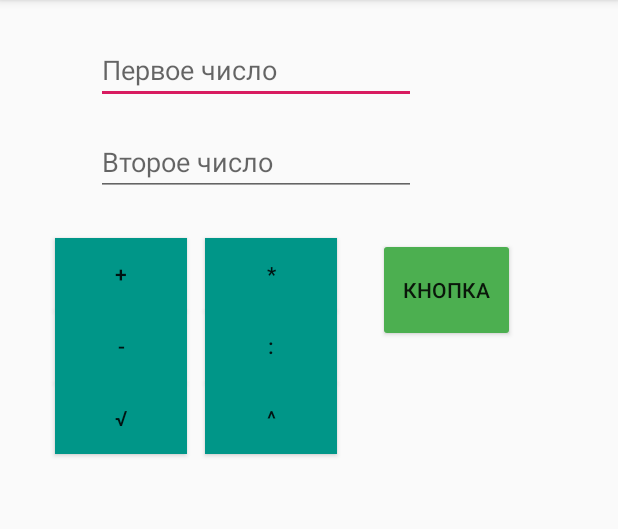
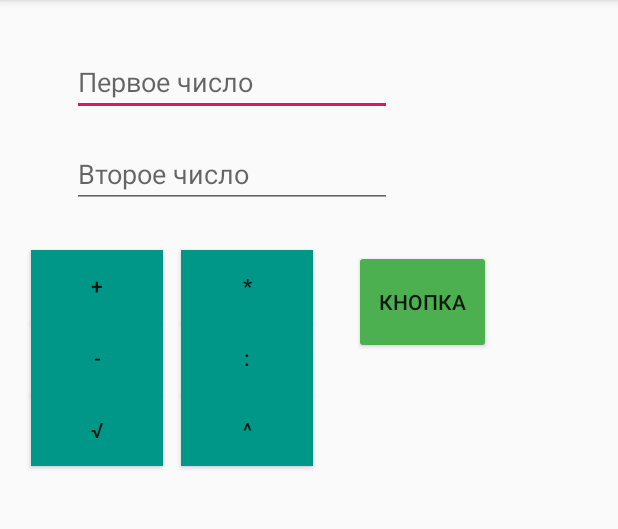
Before and after one commit to Ph4nt0m3r/Calculator, an Android app: the screen it shows after launch (MainActivity), on a phone screen of 412 x 824 dp, the part 84-613 px from its top. Run offline under Robolectric (Android 15) with nearby library versions, the phone set to English and light mode, and no system bars.

Commit message:
Bug fix
Исправил возведение в степень 0.

```diff
--- a/app/src/main/java/ru/phantomer/calculator/MainActivity.java
+++ b/app/src/main/java/ru/phantomer/calculator/MainActivity.java
@@ -66,7 +66,7 @@ public class MainActivity extends AppCompatActivity {
     public void exp(View view) {
         if (firstInput.getText().toString().isEmpty() || secondInput.getText().toString().isEmpty())
             return;
-        else if (secondInput.getText().toString().isEmpty() || secondInput.getText().toString().equals("0"))
+        else if (secondInput.getText().toString().isEmpty())
             output.setText(Math.pow(Double.parseDouble(firstInput.getText().toString()), 2) + "");
         else
             output.setText(Math.pow(Double.parseDouble(firstInput.getText().toString()), Double.parseDouble(secondInput.getText().toString())) + "");
--- a/app/src/main/res/layout/activity_main.xml
+++ b/app/src/main/res/layout/activity_main.xml
@@ -19,10 +19,10 @@
 
     <TextView
         android:id="@+id/textView"
-        android:layout_width="229dp"
-        android:layout_height="124dp"
-        android:layout_marginStart="52dp"
-        android:layout_marginTop="100dp"
+        android:layout_width="130dp"
+        android:layout_height="58dp"
+        android:layout_marginStart="212dp"
+        android:layout_marginTop="24dp"
         app:layout_constraintStart_toStartOf="@+id/button3"
         app:layout_constraintTop_toBottomOf="@+id/button" />
 
@@ -30,8 +30,8 @@
         android:id="@+id/editText"
         android:layout_width="wrap_content"
         android:layout_height="wrap_content"
-        android:layout_marginStart="64dp"
-        android:layout_marginTop="24dp"
+        android:layout_marginStart="48dp"
+        android:layout_marginTop="32dp"
         android:ems="10"
         android:hint="Первое число"
         android:inputType="numberSigned|number|numberDecimal"
```
